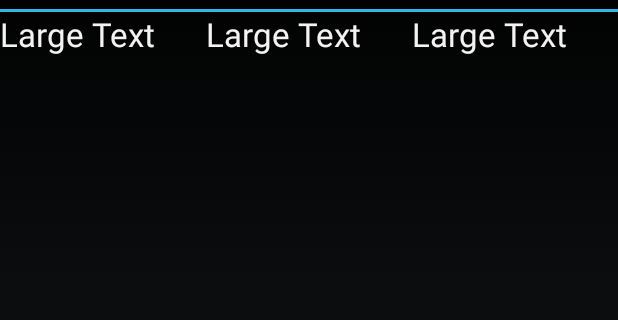
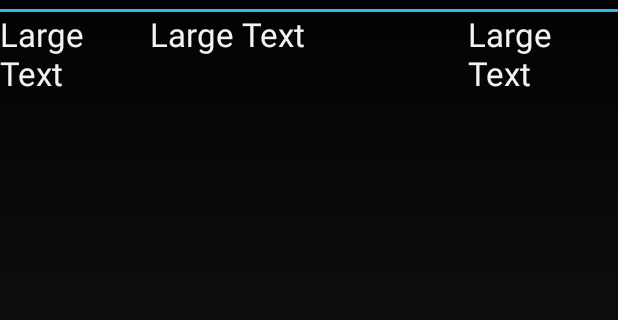
Before and after one commit to puncha/BabyEvents, an Android app: the layout view_baby_event_item.xml on its own in the app's theme, with its tools: preview values and no code run, on a phone screen of 412 x 824 dp, the part 60-380 px from its top. Run offline under Robolectric (Android 15) with nearby library versions, the phone set to English and light mode, and no system bars.

Commit message:
UI: Fix Baby Event Item View column widths

```diff
--- a/app/src/main/res/layout/view_baby_event_item.xml
+++ b/app/src/main/res/layout/view_baby_event_item.xml
@@ -6,9 +6,8 @@
 
     <LinearLayout
         android:orientation="vertical"
-        android:layout_width="wrap_content"
-        android:layout_height="wrap_content"
-        android:layout_weight="1">
+        android:layout_width="100dp"
+        android:layout_height="wrap_content">
 
         <TextView
             android:layout_width="wrap_content"
@@ -37,11 +36,10 @@
         android:orientation="vertical"
         android:layout_width="wrap_content"
         android:layout_height="wrap_content"
-        android:layout_gravity="center_horizontal"
-        android:layout_weight="1">
+        android:layout_gravity="center_horizontal">
 
         <TextView
-            android:layout_width="wrap_content"
+            android:layout_width="100dp"
             android:layout_height="wrap_content"
             android:textAppearance="?android:attr/textAppearanceLarge"
             android:text="Large Text"
```
Also changed, not shown: app/src/main/java/puncha/babyevents/app/BabyEventListViewAdaptor.java (+23 -8 lines).
